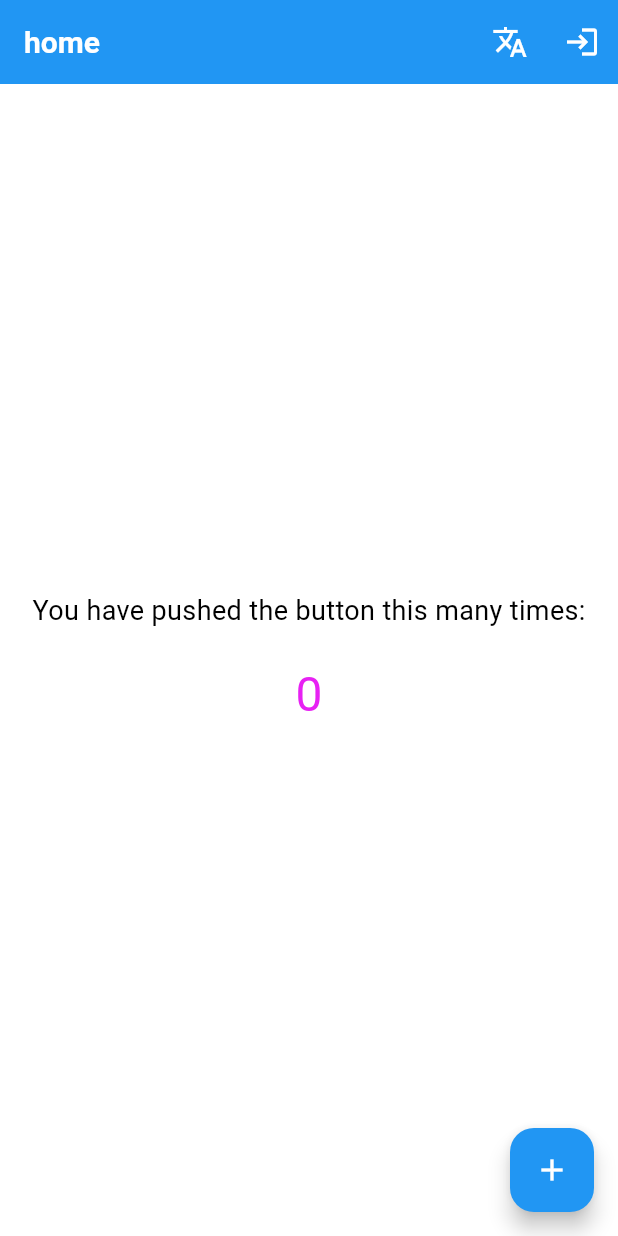
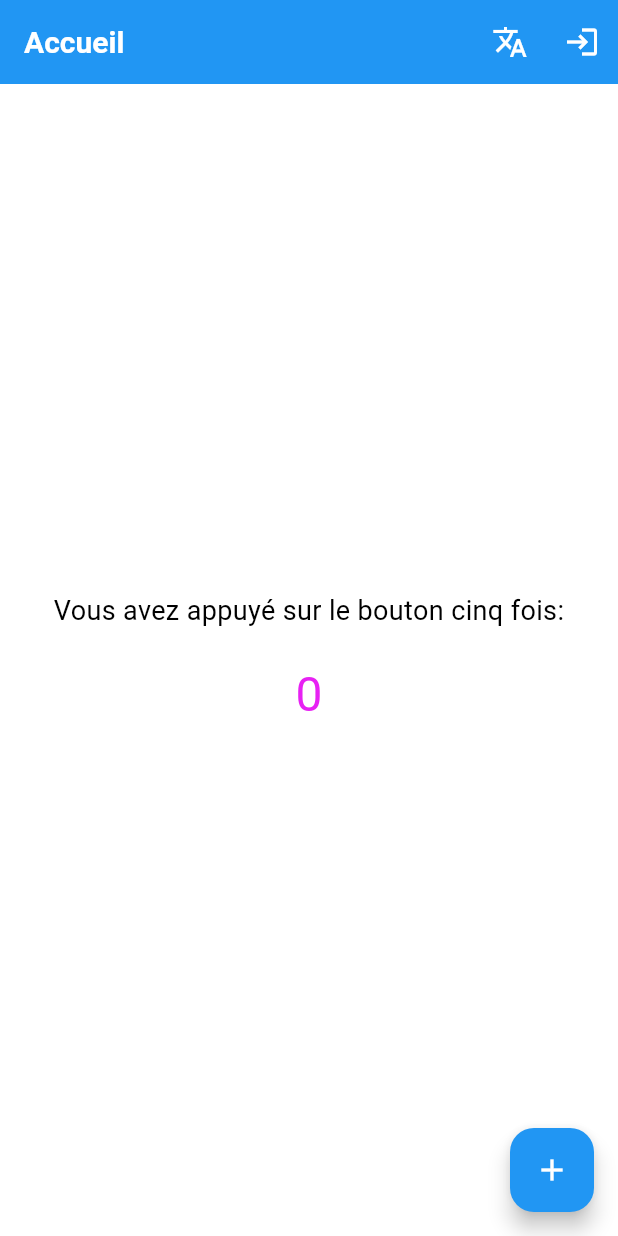
Before and after one commit to Ismael1234567890/Flutter-Base-Template, a Flutter app: the screen it shows after launch, on a phone screen of 412 x 824 dp. Run offline on Flutter 3.47's test engine with Material 3 defaults, Android fonts, the phone set to English and light mode, and no system bars; our stand-ins replace cached_network_image, dartz, dio, firebase_core, firebase_messaging, flutter_screenutil and 6 more; accounts and stored records are empty.

Commit message:
update language

```diff
--- a/lib/app/home/screens/home_screen.dart
+++ b/lib/app/home/screens/home_screen.dart
@@ -21,13 +21,13 @@ class _MyHomePageState extends State<MyHomePage> {
     return Scaffold(
       appBar: AppBar(
         title: Text(
-          "home",
+          "home".tr,
           style: TextStyle(color: AppColors.whiteColor),
         ),
         actions: [
           IconButton(
             onPressed: () {
-              Utils.changeLangue(Langue.fr);
+              Utils.changeLangue(Langue.en);
             },
             icon: const Icon(Icons.translate),
           ),
@@ -40,11 +40,15 @@ class _MyHomePageState extends State<MyHomePage> {
         ],
       ),
       body: Center(
+        child: Padding(
+          padding: const EdgeInsets.all(8.0),
           child: Column(
             mainAxisAlignment: MainAxisAlignment.center,
+            crossAxisAlignment: CrossAxisAlignment.center,
             children: <Widget>[
               Text(
-              'You have pushed the button this many times:',
+                'You have pushed the button this many times:'.tr,
+                textAlign: TextAlign.center,
                 style: TextStyle(color: AppColors.blackColor, fontSize: 18),
               ),
               const SizedBox(
@@ -57,6 +61,7 @@ class _MyHomePageState extends State<MyHomePage> {
             ],
           ),
         ),
+      ),
       floatingActionButton: FloatingActionButton(
         onPressed: _incrementCounter,
         tooltip: 'Increment',
--- a/lib/configs/translations/en.dart
+++ b/lib/configs/translations/en.dart
@@ -4,5 +4,8 @@ Map<String, String> en() {
   return {
     // login translate
     "str_1": "your content here !",
+    "home": "Home",
+    "You have pushed the button this many times:":
+        "You have pushed the button this many times:",
   };
 }
--- a/lib/configs/translations/fr.dart
+++ b/lib/configs/translations/fr.dart
@@ -3,5 +3,8 @@ part of 'lang.dart';
 Map<String, String> fr() {
   return {
     "str_1": "Votre contenue ici !",
+    "home": "Accueil",
+    "You have pushed the button this many times:":
+        "Vous avez appuyé sur le bouton cinq fois:",
   };
 }
```
Lines whose indentation alone changed are shown as unchanged.
